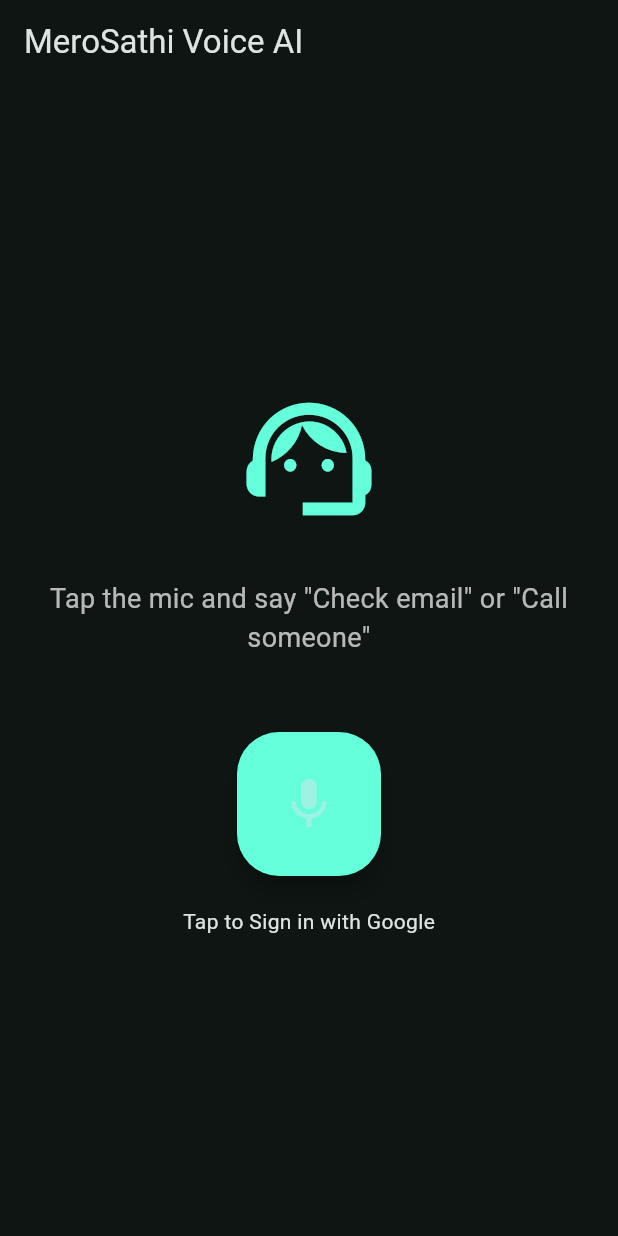
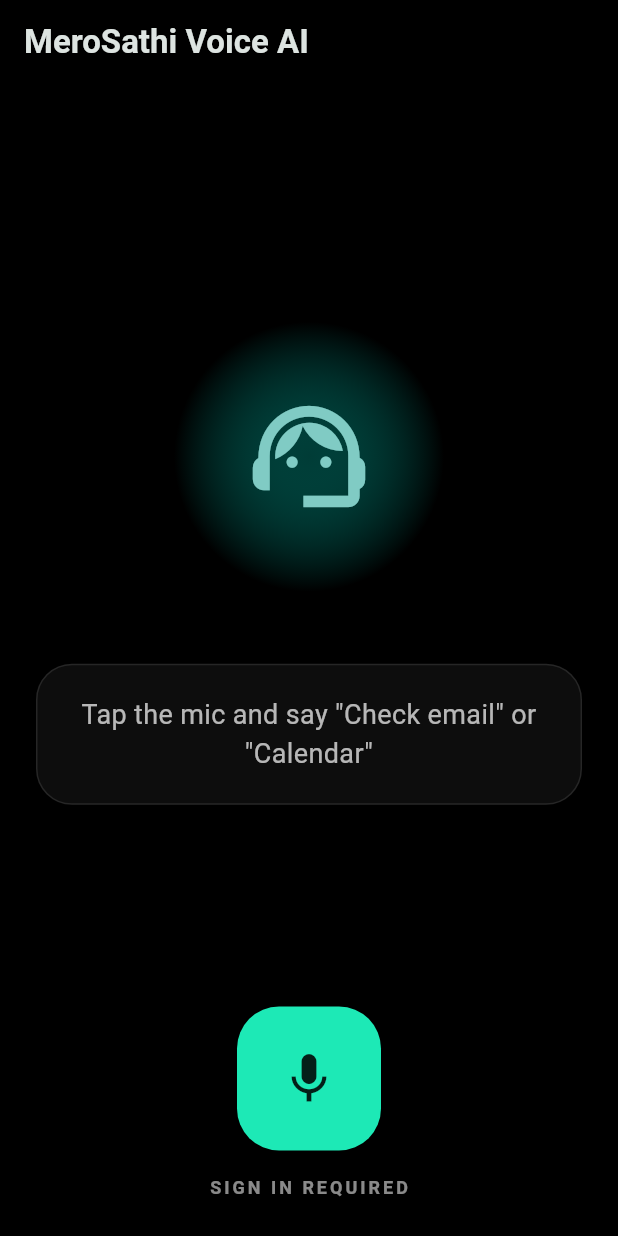
Before and after one commit to Merokhoj/mero_sathi, a Flutter app: the screen it shows after launch, on a phone screen of 412 x 824 dp. Run offline on Flutter 3.47's test engine with Material 3 defaults, Android fonts, the phone set to English and light mode, and no system bars; our stand-ins replace firebase_core, flutter_local_notifications, flutter_tts, google_sign_in, permission_handler, speech_to_text; missing offline and left inert: android_intent_plus, googleapis, telephony; accounts and stored records are empty.

Commit message:
Integrated Calendar, Drive, and Premium UI

```diff
--- a/lib/ai_intent_processor.dart
+++ b/lib/ai_intent_processor.dart
@@ -3,13 +3,21 @@
   final Map<String, dynamic> params;
   AIIntent(this.action, this.params);
 }
+
 class AIIntentProcessor {
   static AIIntent parse(String text) {
     text = text.toLowerCase();
-    if (text.contains('मेल') || text.contains('email')) return AIIntent('SEND_EMAIL', {});
-    if (text.contains('कल') || text.contains('phone') || text.contains('call')) return AIIntent('MAKE_CALL', {});
-    if (text.contains('सन्देश') || text.contains('message') || text.contains('sms')) return AIIntent('SEND_SMS', {});
-    if (text.contains('समय') || text.contains('time')) return AIIntent('CHECK_TIME', {});
-    return AIIntent('UNKNOWN', {});
+
+    if (text.contains("मेल") || text.contains("email")) return AIIntent("SEND_EMAIL", {});
+    if (text.contains("कल") || text.contains("phone") || text.contains("call")) return AIIntent("MAKE_CALL", {});
+    if (text.contains("सन्देश") || text.contains("message") || text.contains("sms")) return AIIntent("SEND_SMS", {});
+    if (text.contains("समय") || text.contains("time")) return AIIntent("CHECK_TIME", {});
+
+    // New Intents
+    if (text.contains("क्यालेन्डर") || text.contains("calendar") || text.contains("schedule") || text.contains("मीटिंग")) return AIIntent("CHECK_CALENDAR", {});
+    if (text.contains("ड्राइभ") || text.contains("drive") || text.contains("फाइल")) return AIIntent("CHECK_DRIVE", {});
+    if (text.contains("थप") || text.contains("add") || text.contains("मिनेट")) return AIIntent("ADD_CALENDAR", {"title": "New Meeting"});
+
+    return AIIntent("UNKNOWN", {});
   }
 }
--- a/lib/main.dart
+++ b/lib/main.dart
@@ -34,7 +34,7 @@
 
 class _DashboardScreenState extends State<DashboardScreen> {
   final VoiceAssistant _voice = VoiceAssistant();
-  String _display = 'Tap the mic and say "Check email" or "Call someone"';
+  String _display = 'Tap the mic and say "Check email" or "Calendar"';
   bool _isListening = false;
   bool _isUserSignedIn = false;
 
@@ -51,7 +51,7 @@
         final account = await GoogleService.signIn();
         if (account != null) {
           setState(() => _isUserSignedIn = true);
-          _voice.speak("नमस्ते ${account.displayName}! म तपाईंलाई के मद्दत गरूँ?");
+          _voice.speak("नमस्ते \${account.displayName}! म तपाईंलाई के मद्दत गरूँ?");
         }
         return;
       }
@@ -73,55 +73,101 @@
       case 'SEND_EMAIL':
         _voice.speak("Fetching your recent emails.");
         final emails = await GoogleService.fetchEmails();
-        _voice.speak("You have ${emails.length} new messages. The first one says: ${emails.first}");
+        _voice.speak("You have new messages. The first one says: \${emails.first}");
+        break;
+      case 'CHECK_CALENDAR':
+        _voice.speak("Checking your calendar.");
+        final events = await GoogleService.fetchCalendarEvents();
+        _voice.speak("Your upcoming events are: \${events.join(', ')}");
+        break;
+      case 'ADD_CALENDAR':
+        final msg = await GoogleService.createQuickEvent("Meeting from Voice AI");
+        _voice.speak(msg);
+        break;
+      case 'CHECK_DRIVE':
+        _voice.speak("Checking your Google Drive.");
+        final files = await GoogleService.listDriveFiles();
+        _voice.speak("Your recent files are: \${files.join(', ')}");
         break;
       case 'MAKE_CALL':
         _voice.speak("Initiating call.");
-        DeviceService.makeCall("9800000000"); // Demo number
-        break;
-      case 'SEND_SMS':
-        _voice.speak("Sending SMS.");
-        DeviceService.sendSms("9800000000", "Hello from MeroSathi AI!");
+        DeviceService.makeCall("9800000000");
         break;
       case 'CHECK_TIME':
-        _voice.speak("अहिले ${DateTime.now().hour} बजेर ${DateTime.now().minute} मिनेट भएको छ।");
+        _voice.speak("अहिले \${DateTime.now().hour} बजेर \${DateTime.now().minute} मिनेट भएको छ।");
         break;
       default:
-        _voice.speak("I am sorry, I did not catch that. Please try again.");
+        _voice.speak("I am sorry, I did not catch that.");
     }
   }
 
   @override
   Widget build(BuildContext context) {
     return Scaffold(
+      backgroundColor: Colors.black,
       appBar: AppBar(
-        title: const Text('MeroSathi Voice AI'),
+        backgroundColor: Colors.transparent,
+        title: const Text('MeroSathi Voice AI', style: TextStyle(fontWeight: FontWeight.bold)),
+        elevation: 0,
         actions: [
           if (_isUserSignedIn)
             IconButton(icon: const Icon(Icons.logout), onPressed: () => setState(() => _isUserSignedIn = false))
         ],
       ),
-      body: Center(
+      body: Container(
+        padding: const EdgeInsets.all(24),
         child: Column(
-          mainAxisAlignment: MainAxisAlignment.center,
           children: [
-            const Icon(Icons.support_agent, size: 100, color: Colors.tealAccent),
-            const SizedBox(height: 30),
-            Padding(
-              padding: const EdgeInsets.symmetric(horizontal: 20),
-              child: Text(_display, textAlign: TextAlign.center, style: const TextStyle(fontSize: 18, color: Colors.white70)),
+            Expanded(
+              child: Center(
+                child: Column(
+                  mainAxisSize: MainAxisSize.min,
+                  children: [
+                    _buildAnimatedSphere(),
+                    const SizedBox(height: 48),
+                    Container(
+                      padding: const EdgeInsets.all(20),
+                      decoration: BoxDecoration(
+                        color: Colors.white.withOpacity(0.05),
+                        borderRadius: BorderRadius.circular(24),
+                        border: Border.all(color: Colors.white10),
+                      ),
+                      child: Text(_display, textAlign: TextAlign.center, style: const TextStyle(fontSize: 18, color: Colors.white70)),
+                    ),
+                  ],
+                ),
+              ),
             ),
-            const SizedBox(height: 50),
             FloatingActionButton.large(
               onPressed: _onMic,
-              backgroundColor: _isListening ? Colors.red : Colors.tealAccent,
-              child: Icon(_isListening ? Icons.stop : Icons.mic, size: 40)
+              backgroundColor: _isListening ? Colors.redAccent : Colors.tealAccent.shade400,
+              elevation: 20,
+              child: Icon(_isListening ? Icons.stop : Icons.mic, size: 40, color: Colors.black87),
             ),
-            const SizedBox(height: 20),
-            Text(_isUserSignedIn ? (_isListening ? 'Assistant is listening...' : 'Say something...') : 'Tap to Sign in with Google')
+            const SizedBox(height: 16),
+            Text(_isUserSignedIn ? (_isListening ? 'LISTENING...' : 'READY') : 'SIGN IN REQUIRED', style: const TextStyle(letterSpacing: 2, fontSize: 12, fontWeight: FontWeight.bold, color: Colors.white54)),
           ],
         ),
       ),
     );
   }
+
+  Widget _buildAnimatedSphere() {
+    return Container(
+      width: 180,
+      height: 180,
+      decoration: BoxDecoration(
+        shape: BoxShape.circle,
+        gradient: RadialGradient(
+          colors: _isListening
+            ? [Colors.cyanAccent.withOpacity(0.8), Colors.teal.withOpacity(0.2), Colors.black]
+            : [Colors.teal.withOpacity(0.4), Colors.black],
+        ),
+        boxShadow: _isListening ? [
+          BoxShadow(color: Colors.cyanAccent.withOpacity(0.3), blurRadius: 40, spreadRadius: 10),
+        ] : [],
+      ),
+      child: Icon(Icons.support_agent, size: 90, color: _isListening ? Colors.cyanAccent : Colors.teal.shade200),
+    );
+  }
 }
```
Also changed, not shown: lib/google_service.dart (+51 -11 lines).
